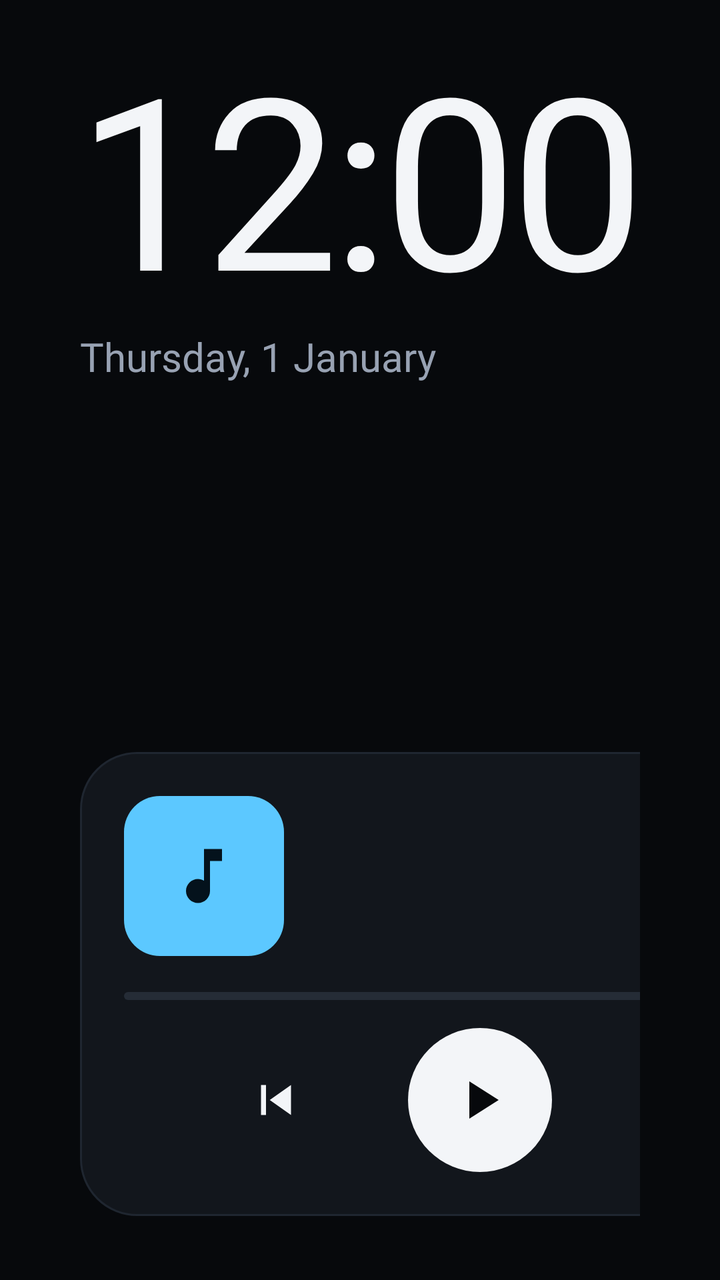
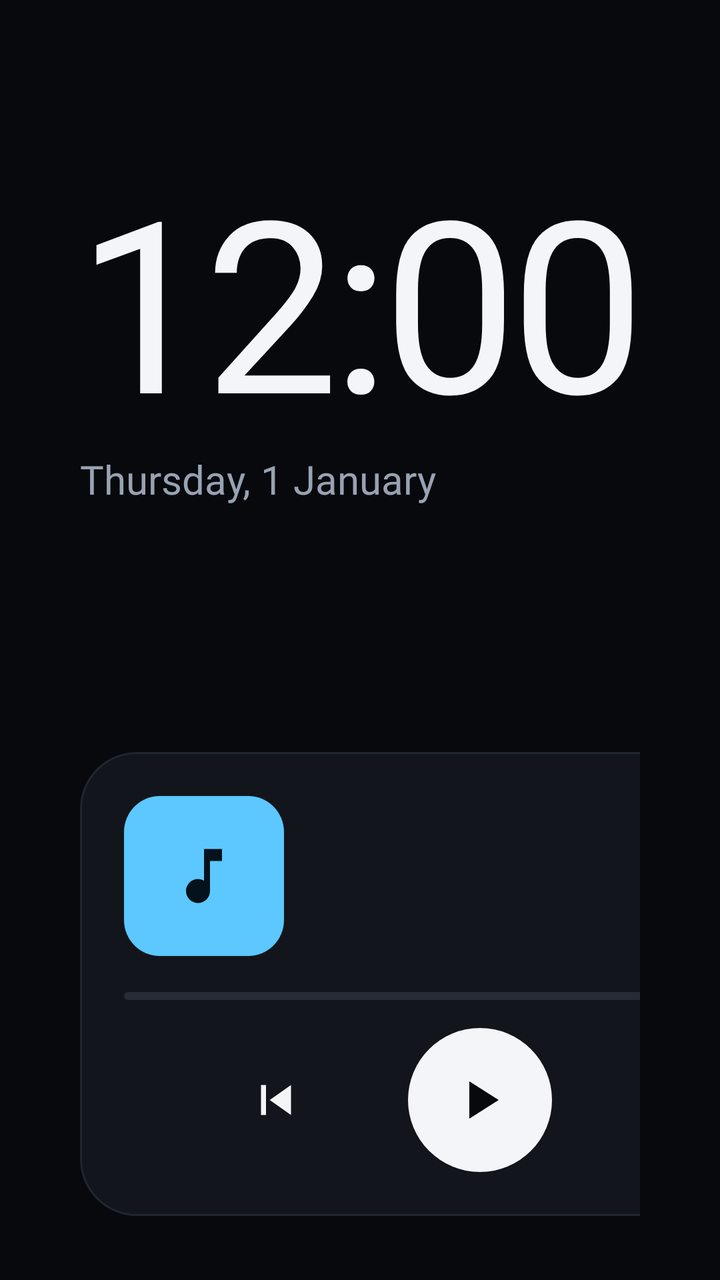

Compare the two renders of this Android layout. The source of the first and the diff that turns it into the second are given below.
<!-- AndroidManifest.xml: application theme Theme.CleanDash -->
<!-- res/layout/home_glass.xml -->
<?xml version="1.0" encoding="utf-8"?>
<LinearLayout xmlns:android="http://schemas.android.com/apk/res/android"
    android:layout_width="match_parent"
    android:layout_height="match_parent"
    android:background="@color/glass_bg"
    android:fitsSystemWindows="true"
    android:orientation="horizontal"
    android:paddingStart="40dp"
    android:paddingTop="24dp"
    android:paddingEnd="40dp"
    android:paddingBottom="32dp">

    <LinearLayout
        android:layout_width="400dp"
        android:layout_height="match_parent"
        android:orientation="vertical">

        
        <LinearLayout
            android:id="@+id/clock"
            android:layout_width="wrap_content"
            android:layout_height="wrap_content"
            android:background="?android:attr/selectableItemBackground"
            android:orientation="vertical">

            <TextClock
                android:layout_width="wrap_content"
                android:layout_height="wrap_content"
                android:fontFamily="@font/inter_tight_extralight"
                android:format12Hour="h:mm"
                android:format24Hour="HH:mm"
                android:includeFontPadding="false"
                android:letterSpacing="-0.03"
                android:textColor="@color/glass_text"
                android:textSize="120sp" />

            <TextClock
                android:layout_width="wrap_content"
                android:layout_height="wrap_content"
                android:fontFamily="@font/inter_tight_regular"
                android:format12Hour="EEEE, d MMMM"
                android:format24Hour="EEEE, d MMMM"
                android:textColor="@color/glass_muted"
                android:textSize="20sp" />
        </LinearLayout>

        <TextView
            android:id="@+id/set_home"
            android:layout_width="wrap_content"
            android:layout_height="44dp"
            android:layout_marginTop="20dp"
            android:background="@drawable/glass_pill"
            android:fontFamily="@font/inter_tight_medium"
            android:gravity="center"
            android:paddingStart="22dp"
            android:paddingEnd="22dp"
            android:text="@string/set_home"
            android:textColor="@color/glass_accent"
            android:textSize="15sp"
            android:visibility="gone" />

        <Space
            android:layout_width="match_parent"
            android:layout_height="0dp"
            android:layout_weight="1" />

        <LinearLayout
            android:id="@+id/media_card"
            android:layout_width="match_parent"
            android:layout_height="wrap_content"
            android:background="@drawable/glass_card"
            android:foreground="?android:attr/selectableItemBackground"
            android:orientation="vertical"
            android:padding="22dp">

            <LinearLayout
                android:layout_width="match_parent"
                android:layout_height="wrap_content"
                android:gravity="center_vertical"
                android:orientation="horizontal">

                <ImageView
                    android:id="@+id/media_art"
                    android:layout_width="80dp"
                    android:layout_height="80dp"
                    android:background="@drawable/glass_art"
                    android:importantForAccessibility="no"
                    android:padding="22dp"
                    android:src="@drawable/ic_music"
                    android:tint="@color/glass_on_accent" />

                <LinearLayout
                    android:layout_width="0dp"
                    android:layout_height="wrap_content"
                    android:layout_marginStart="18dp"
                    android:layout_weight="1"
                    android:orientation="vertical">

                    <TextView
                        android:id="@+id/media_state"
                        android:layout_width="wrap_content"
                        android:layout_height="wrap_content"
                        android:fontFamily="@font/inter_tight_semibold"
                        android:letterSpacing="0.12"
                        android:textAllCaps="true"
                        android:textColor="@color/glass_accent"
                        android:textSize="12sp" />

                    <TextView
                        android:id="@+id/media_title"
                        android:layout_width="match_parent"
                        android:layout_height="wrap_content"
                        android:layout_marginTop="4dp"
                        android:ellipsize="end"
                        android:fontFamily="@font/inter_tight_medium"
                        android:singleLine="true"
                        android:textColor="@color/glass_text"
                        android:textSize="22sp" />

                    <TextView
                        android:id="@+id/media_artist"
                        android:layout_width="match_parent"
                        android:layout_height="wrap_content"
                        android:layout_marginTop="2dp"
                        android:ellipsize="end"
                        android:fontFamily="@font/inter_tight_regular"
                        android:singleLine="true"
                        android:textColor="@color/glass_muted"
                        android:textSize="16sp" />
                </LinearLayout>
            </LinearLayout>

            <FrameLayout
                android:layout_width="match_parent"
                android:layout_height="4dp"
                android:layout_marginTop="18dp"
                android:background="@drawable/glass_track">

                <View
                    android:id="@+id/media_progress"
                    android:layout_width="match_parent"
                    android:layout_height="match_parent"
                    android:background="@drawable/glass_progress"
                    android:scaleX="0" />
            </FrameLayout>

            <LinearLayout
                android:layout_width="match_parent"
                android:layout_height="wrap_content"
                android:layout_marginTop="14dp"
                android:gravity="center"
                android:orientation="horizontal">

                <ImageView
                    android:id="@+id/media_prev"
                    style="@style/Glass.Button"
                    android:contentDescription="@string/media_prev"
                    android:src="@drawable/ic_skip_previous" />

                <ImageView
                    android:id="@+id/media_play"
                    android:layout_width="72dp"
                    android:layout_height="72dp"
                    android:layout_marginStart="36dp"
                    android:layout_marginEnd="36dp"
                    android:background="@drawable/glass_play"
                    android:contentDescription="@string/media_play"
                    android:padding="20dp"
                    android:src="@drawable/ic_play"
                    android:tint="@color/glass_bg" />

                <ImageView
                    android:id="@+id/media_next"
                    style="@style/Glass.Button"
                    android:contentDescription="@string/media_next"
                    android:src="@drawable/ic_skip_next" />
            </LinearLayout>
        </LinearLayout>
    </LinearLayout>

    
    <LinearLayout
        android:layout_width="0dp"
        android:layout_height="match_parent"
        android:layout_marginStart="24dp"
        android:layout_marginTop="-8dp"
        android:layout_marginEnd="-8dp"
        android:layout_marginBottom="-8dp"
        android:layout_weight="1"
        android:orientation="vertical">

        <LinearLayout style="@style/Glass.Row">

            <LinearLayout
                style="@style/Glass.Tile"
                android:layout_weight="2"
                android:background="@drawable/glass_tile_accent"
                android:tag="maps">

                <ImageView
                    android:tag="icon"
                    style="@style/Glass.TileIcon"
                    android:layout_width="42dp"
                    android:layout_height="42dp"
                    android:tint="@color/glass_on_accent" />

                <Space
                    android:layout_width="match_parent"
                    android:layout_height="0dp"
                    android:layout_weight="1" />

                <TextView
                    android:tag="label"
                    style="@style/Glass.TileLabel"
                    android:fontFamily="@font/inter_tight_semibold"
                    android:textColor="@color/glass_on_accent"
                    android:textSize="30sp" />

                <TextView
                    style="@style/Glass.TileLabel"
                    android:alpha="0.75"
                    android:text="@string/maps_hint"
                    android:textColor="@color/glass_on_accent"
                    android:textSize="17sp" />
            </LinearLayout>

            <LinearLayout
                style="@style/Glass.Tile"
                android:tag="carplay">

                <ImageView android:tag="icon" style="@style/Glass.TileIcon" />
                <Space android:layout_width="match_parent" android:layout_height="0dp" android:layout_weight="1" />
                <TextView android:tag="label" style="@style/Glass.TileLabel" />
                <TextView android:tag="hint" style="@style/Glass.TileHint" />
            </LinearLayout>
        </LinearLayout>

        <LinearLayout style="@style/Glass.Row">

            <LinearLayout style="@style/Glass.Tile" android:tag="radio">
                <ImageView android:tag="icon" style="@style/Glass.TileIcon" />
                <Space android:layout_width="match_parent" android:layout_height="0dp" android:layout_weight="1" />
                <TextView android:tag="label" style="@style/Glass.TileLabel" />
                <TextView android:tag="hint" style="@style/Glass.TileHint" />
            </LinearLayout>

            <LinearLayout style="@style/Glass.Tile" android:tag="music">
                <ImageView android:tag="icon" style="@style/Glass.TileIcon" />
                <Space android:layout_width="match_parent" android:layout_height="0dp" android:layout_weight="1" />
                <TextView android:tag="label" style="@style/Glass.TileLabel" />
                <TextView android:tag="hint" style="@style/Glass.TileHint" />
            </LinearLayout>

            <LinearLayout style="@style/Glass.Tile" android:tag="bluetooth">
                <ImageView android:tag="icon" style="@style/Glass.TileIcon" />
                <Space android:layout_width="match_parent" android:layout_height="0dp" android:layout_weight="1" />
                <TextView android:tag="label" style="@style/Glass.TileLabel" />
                <TextView android:tag="hint" style="@style/Glass.TileHint" />
            </LinearLayout>
        </LinearLayout>

        <LinearLayout style="@style/Glass.Row">

            <LinearLayout style="@style/Glass.Tile" android:tag="eq">
                <ImageView android:tag="icon" style="@style/Glass.TileIcon" />
                <Space android:layout_width="match_parent" android:layout_height="0dp" android:layout_weight="1" />
                <TextView android:tag="label" style="@style/Glass.TileLabel" />
                <TextView android:tag="hint" style="@style/Glass.TileHint" />
            </LinearLayout>

            <LinearLayout style="@style/Glass.Tile" android:tag="settings">
                <ImageView android:tag="icon" style="@style/Glass.TileIcon" />
                <Space android:layout_width="match_parent" android:layout_height="0dp" android:layout_weight="1" />
                <TextView android:tag="label" style="@style/Glass.TileLabel" />
                <TextView android:tag="hint" style="@style/Glass.TileHint" />
            </LinearLayout>

            <LinearLayout style="@style/Glass.Tile" android:tag="apps">
                <ImageView android:tag="icon" style="@style/Glass.TileIcon" />
                <Space android:layout_width="match_parent" android:layout_height="0dp" android:layout_weight="1" />
                <TextView android:tag="label" style="@style/Glass.TileLabel" />
            </LinearLayout>
        </LinearLayout>
    </LinearLayout>
</LinearLayout>
<!-- resources referenced by this layout -->
<resources>
  <color name="glass_accent">#5CC8FF</color>
  <color name="glass_bg">#07090C</color>
  <color name="glass_muted">#98A2B3</color>
  <color name="glass_on_accent">#04121C</color>
  <color name="glass_text">#F3F5F8</color>
  <!-- drawable glass_art (drawable) -->
  <?xml version="1.0" encoding="utf-8"?>
  <shape xmlns:android="http://schemas.android.com/apk/res/android" android:shape="rectangle"><solid android:color="@color/glass_accent" /><corners android:radius="18dp" /></shape>
  <!-- drawable glass_card (drawable) -->
  <?xml version="1.0" encoding="utf-8"?>
  <shape xmlns:android="http://schemas.android.com/apk/res/android" android:shape="rectangle"><solid android:color="@color/glass_card" /><stroke android:width="1dp" android:color="@color/glass_line" /><corners android:radius="28dp" /></shape>
  <!-- drawable glass_pill (drawable) -->
  <?xml version="1.0" encoding="utf-8"?>
  <ripple xmlns:android="http://schemas.android.com/apk/res/android" android:color="#22FFFFFF">
      <item><shape android:shape="rectangle"><stroke android:width="1dp" android:color="@color/glass_accent" /><corners android:radius="22dp" /></shape></item>
  </ripple>
  <!-- drawable glass_play (drawable) -->
  <?xml version="1.0" encoding="utf-8"?>
  <ripple xmlns:android="http://schemas.android.com/apk/res/android" android:color="#33000000">
      <item><shape android:shape="oval"><solid android:color="@color/glass_text" /></shape></item>
  </ripple>
  <!-- drawable glass_progress (drawable) -->
  <?xml version="1.0" encoding="utf-8"?>
  <shape xmlns:android="http://schemas.android.com/apk/res/android" android:shape="rectangle"><solid android:color="@color/glass_accent" /><corners android:radius="2dp" /></shape>
  <!-- drawable glass_track (drawable) -->
  <?xml version="1.0" encoding="utf-8"?>
  <shape xmlns:android="http://schemas.android.com/apk/res/android" android:shape="rectangle"><solid android:color="@color/glass_track" /><corners android:radius="2dp" /></shape>
  <!-- drawable ic_play (drawable) -->
  <?xml version="1.0" encoding="utf-8"?>
  <vector xmlns:android="http://schemas.android.com/apk/res/android"
      android:width="24dp"
      android:height="24dp"
      android:viewportWidth="24"
      android:viewportHeight="24">
      <path
          android:fillColor="#FFFFFFFF"
          android:pathData="M8,5v14l11,-7z" />
  </vector>
  <string name="maps_hint">Navigate</string>
  <string name="media_next">Next</string>
  <string name="media_play">Play or pause</string>
  <string name="media_prev">Previous</string>
  <string name="set_home">Set as Home</string>
  <style name="Glass.Button">
          <item name="android:layout_width">60dp</item>
          <item name="android:layout_height">60dp</item>
          <item name="android:padding">15dp</item>
          <item name="android:background">?android:attr/selectableItemBackgroundBorderless</item>
          <item name="android:tint">@color/glass_text</item>
      </style>
  <style name="Glass.Row">
          <item name="android:layout_width">match_parent</item>
          <item name="android:layout_height">0dp</item>
          <item name="android:layout_weight">1</item>
          <item name="android:orientation">horizontal</item>
      </style>
  <style name="Glass.TileIcon">
          <item name="android:layout_width">36dp</item>
          <item name="android:layout_height">36dp</item>
          <item name="android:importantForAccessibility">no</item>
          <item name="android:tint">@color/glass_text</item>
      </style>
  <color name="glass_card">#12161C</color>
  <color name="glass_line">#1F2630</color>
  <color name="glass_track">#252C36</color>
  <string name="tile_not_found">Hold to choose an app</string>
  <color name="background">#0E1116</color>
  <color name="accent">#4FC3F7</color>
  <color name="text">#F2F4F7</color>
  <color name="text_muted">#8A93A0</color>
  <style name="Theme.CleanDash.Dialog" parent="android:Theme.Material.Dialog.Alert">
          <item name="android:colorAccent">@color/accent</item>
      </style>
  <!-- unchanged entries left out for length: 9 -->
</resources>

<!-- the commit's change to res/layout/home_glass.xml (unified diff, before → after) -->
@@ -14,6 +14,12 @@
         android:layout_width="400dp"
         android:layout_height="match_parent"
         android:orientation="vertical">
+
+        
+        <Space
+            android:layout_width="match_parent"
+            android:layout_height="0dp"
+            android:layout_weight="1" />
 
         
         <LinearLayout
@@ -62,7 +68,7 @@
         <Space
             android:layout_width="match_parent"
             android:layout_height="0dp"
-            android:layout_weight="1" />
+            android:layout_weight="2" />
 
         <LinearLayout
             android:id="@+id/media_card"
